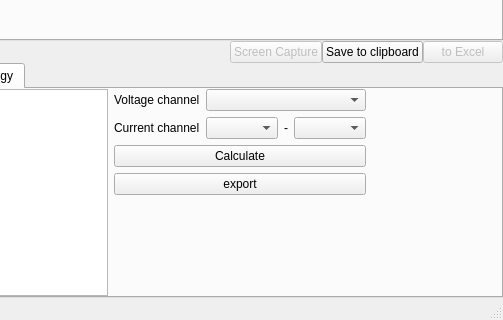
Qt form scopeCommanderMain window.ui (le-Bark/ScopeCommander) before a commit; both pictures show x 150 to 653 and y 387 to 707 of the 653 by 707 pixel window.
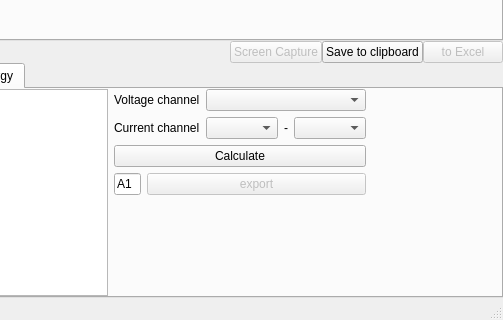
The same form after that commit. Custom widgets are drawn as their Qt base class.

Commit message: work on energy calculation

What changed in the file:
```diff
--- a/scopeCommanderMain window.ui
+++ b/scopeCommanderMain window.ui
@@ -598,11 +598,31 @@
            </widget>
           </item>
           <item>
+           <layout class="QHBoxLayout" name="horizontalLayout_7" stretch="1,8">
+            <property name="leftMargin">
+             <number>0</number>
+            </property>
+            <property name="topMargin">
+             <number>0</number>
+            </property>
+            <item>
+             <widget class="QLineEdit" name="energyFirstCellEdit">
+              <property name="text">
+               <string>A1</string>
+              </property>
+             </widget>
+            </item>
+            <item>
            <widget class="QPushButton" name="energyExportButton">
+              <property name="enabled">
+               <bool>false</bool>
+              </property>
             <property name="text">
              <string>export</string>
             </property>
            </widget>
+            </item>
+           </layout>
           </item>
           <item>
            <spacer name="verticalSpacer_4">
```
Left out of the diff: 2 changed lines with no effect on the pictures. Lines whose indentation alone changed are shown as unchanged. The commit also changes 4 other files.
